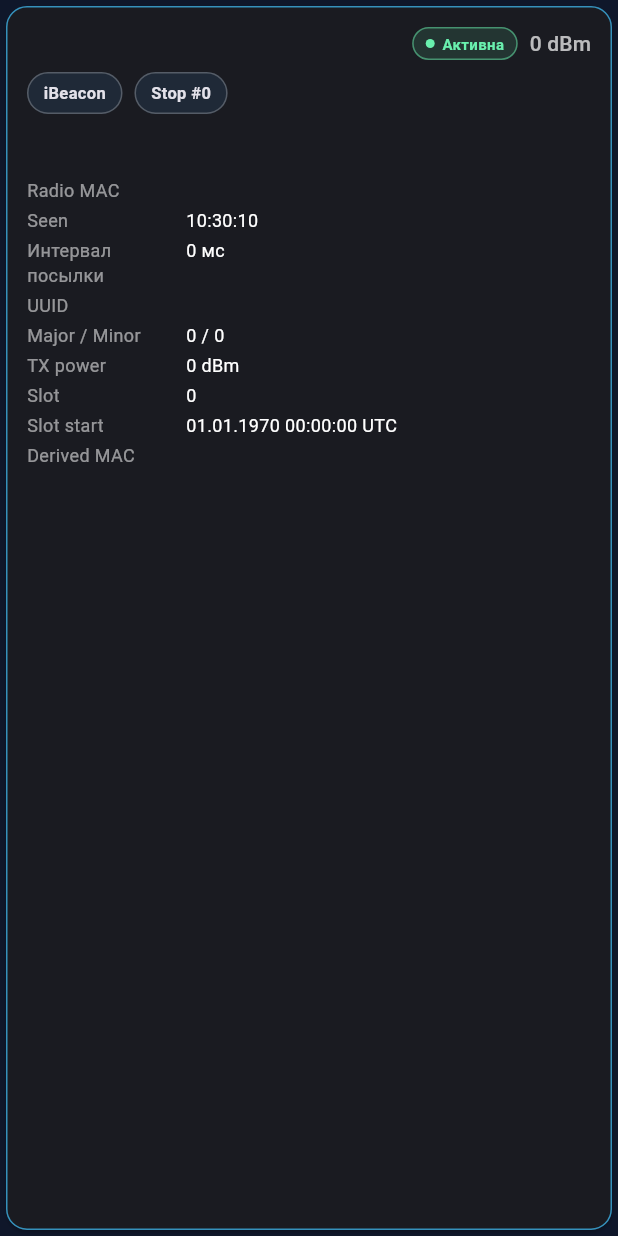
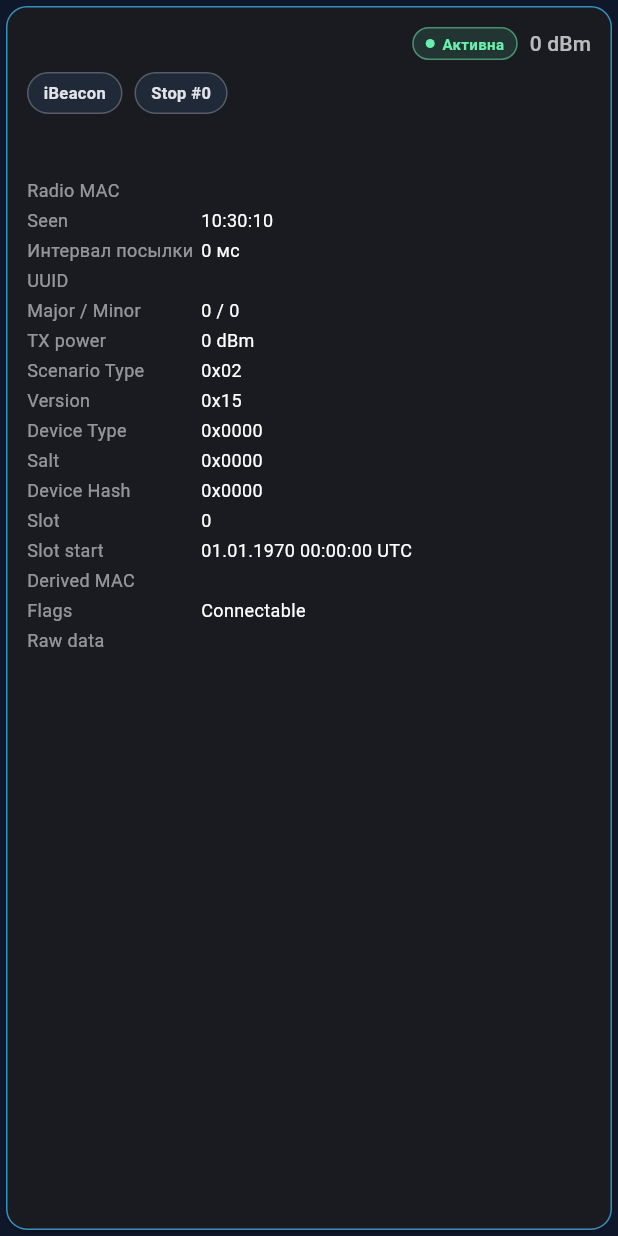
Before and after one commit to sayr777/dynamic-iBeacon, a Flutter app: the _DeviceCard widget shown alone on an empty page, opened directly with empty values, on a phone screen of 412 x 824 dp. Run offline on Flutter 3.47's test engine with Material 3 defaults, Android fonts, the phone set to English and light mode, and no system bars; our stand-ins replace flutter_blue_plus, permission_handler, shared_preferences; accounts and stored records are empty.

Commit message:
feat(mobile): NRF Connect-style поля в карточке BLE v1.3.5
Добавлены поля Scenario Type, Version, Device Type, Salt, Device Hash,
Flags, Services, Raw data — аналогично отображению в NRF Connect.

- BeaconViewModel: +connectable, +serviceUuids, +companyId, +rawMfrHex
- _handleScanResult: строит rawMfrHex (hex с префиксом company ID),
  извлекает connectable и serviceUuids из AdvertisementData
- _scheduleT1Resolution: копирует новые поля из existing в resolved entry
- _DeviceCard: для iBeacon — 0x02/0x15/companyId/Salt/DeviceHash;
  для всех BLE — Flags (connectable), Raw data, Services (UUID-список)
- Ширина метки _kv: 106 → 116 px (Scenario Type без обрезания)

```diff
--- a/mobile/t1_ble_scanner/lib/src/models/beacon_view_model.dart
+++ b/mobile/t1_ble_scanner/lib/src/models/beacon_view_model.dart
@@ -43,6 +43,10 @@ class BeaconViewModel {
     this.note,
     this.resolvedData,
     this.lastInterval,
+    this.connectable = true,
+    this.serviceUuids = const [],
+    this.companyId,
+    this.rawMfrHex,
   });
 
   final String id;
@@ -62,6 +66,11 @@ class BeaconViewModel {
   /// Time between the last two consecutive packets from this device.
   /// Null if this is the first observed packet.
   final Duration? lastInterval;
+  final bool connectable;
+  final List<String> serviceUuids;
+  final int? companyId;
+  /// Full manufacturer data hex including 2-byte company ID prefix, e.g. "4c 00 02 15 ...".
+  final String? rawMfrHex;
 
   bool get isIBeacon => iBeacon != null;
 
@@ -86,6 +95,10 @@ class BeaconViewModel {
     String? note,
     T1ResolvedData? resolvedData,
     Object? lastInterval = _sentinel,
+    bool? connectable,
+    List<String>? serviceUuids,
+    int? companyId,
+    String? rawMfrHex,
   }) {
     return BeaconViewModel(
       id: id,
@@ -106,6 +119,10 @@ class BeaconViewModel {
       lastInterval: identical(lastInterval, _sentinel)
           ? this.lastInterval
           : lastInterval as Duration?,
+      connectable: connectable ?? this.connectable,
+      serviceUuids: serviceUuids ?? this.serviceUuids,
+      companyId: companyId ?? this.companyId,
+      rawMfrHex: rawMfrHex ?? this.rawMfrHex,
     );
   }
 }
--- a/mobile/t1_ble_scanner/lib/src/ui/scanner_page.dart
+++ b/mobile/t1_ble_scanner/lib/src/ui/scanner_page.dart
@@ -660,12 +660,28 @@ class _DeviceCard extends StatelessWidget {
               _kv('Major / Minor',
                   '${item.iBeacon!.major} / ${item.iBeacon!.minor}'),
               _kv('TX power', '${item.iBeacon!.txPower} dBm'),
+              _kv('Scenario Type', '0x02'),
+              _kv('Version', '0x15'),
+              if (item.companyId != null)
+                _kv('Device Type',
+                    '0x${item.companyId!.toRadixString(16).padLeft(4, '0').toUpperCase()}'),
+              _kv('Salt',
+                  '0x${item.iBeacon!.major.toRadixString(16).padLeft(4, '0').toUpperCase()}'),
+              _kv('Device Hash',
+                  '0x${item.iBeacon!.minor.toRadixString(16).padLeft(4, '0').toUpperCase()}'),
             ],
             if (item.resolvedData != null) ...[
               _kv('Slot', '${item.resolvedData!.slot}'),
               _kv('Slot start', formatSlotStart(item.resolvedData!.slot, mode)),
               _kv('Derived MAC', item.resolvedData!.mac),
             ],
+            if (item.companyId != null && item.iBeacon == null)
+              _kv('Device Type',
+                  '0x${item.companyId!.toRadixString(16).padLeft(4, '0').toUpperCase()}'),
+            _kv('Flags', item.connectable ? 'Connectable' : 'Non-connectable'),
+            if (item.serviceUuids.isNotEmpty)
+              _kv('Services', item.serviceUuids.join(', ')),
+            if (item.rawMfrHex != null) _kv('Raw data', item.rawMfrHex!),
           ],
         ),
       ),
@@ -706,7 +722,7 @@ class _DeviceCard extends StatelessWidget {
         crossAxisAlignment: CrossAxisAlignment.start,
         children: [
           SizedBox(
-            width: 106,
+            width: 116,
             child: Text(key,
                 style: const TextStyle(color: Colors.white54, fontSize: 12)),
           ),
--- a/mobile/t1_ble_scanner/pubspec.yaml
+++ b/mobile/t1_ble_scanner/pubspec.yaml
@@ -1,7 +1,7 @@
 name: t1_ble_scanner
 description: Offline Flutter BLE scanner for iBeacon recognition and local T1 stop decoding.
 publish_to: 'none'
-version: 1.3.4+11
+version: 1.3.5+12
 
 environment:
   sdk: '>=3.5.0 <4.0.0'
```
Also changed, not shown: mobile/t1_ble_scanner/lib/src/services/ble_scanner_controller.dart (+21 -0 lines).
